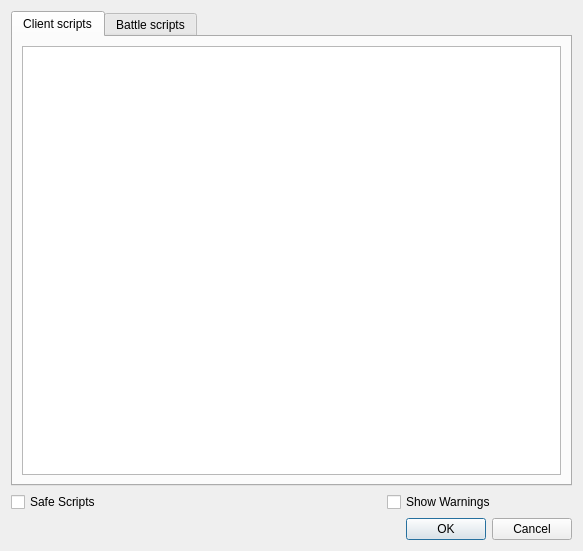
Old version of the form src/client-plugins/ClientScripting/scriptwindow.ui in the repository po-devs/pokemon-online.
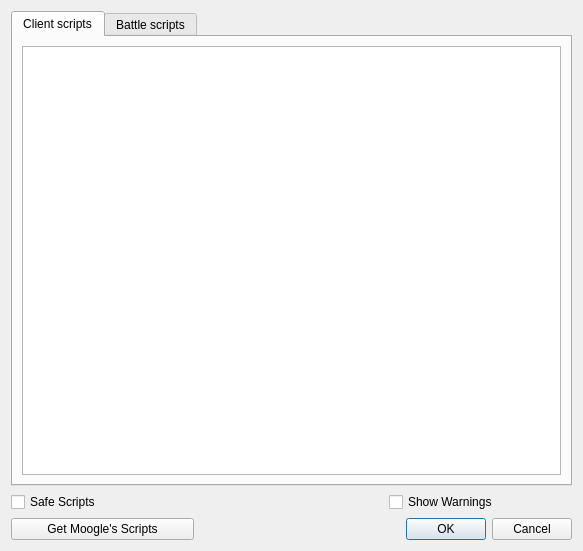
New version of the form.

Commit message: Added option to load moogle's scripts

The edit to the form file:
```diff
--- a/src/client-plugins/ClientScripting/scriptwindow.ui
+++ b/src/client-plugins/ClientScripting/scriptwindow.ui
@@ -31,16 +31,6 @@
      </property>
     </widget>
    </item>
-   <item row="2" column="0" colspan="3">
-    <widget class="QDialogButtonBox" name="buttonBox">
-     <property name="orientation">
-      <enum>Qt::Horizontal</enum>
-     </property>
-     <property name="standardButtons">
-      <set>QDialogButtonBox::Cancel|QDialogButtonBox::Ok</set>
-     </property>
-    </widget>
-   </item>
    <item row="0" column="0" colspan="3">
     <widget class="QTabWidget" name="tabWidget">
      <property name="currentIndex">
@@ -94,6 +84,23 @@
      </widget>
     </widget>
    </item>
+   <item row="2" column="1" colspan="2">
+    <widget class="QDialogButtonBox" name="buttonBox">
+     <property name="orientation">
+      <enum>Qt::Horizontal</enum>
+     </property>
+     <property name="standardButtons">
+      <set>QDialogButtonBox::Cancel|QDialogButtonBox::Ok</set>
+     </property>
+    </widget>
+   </item>
+   <item row="2" column="0">
+    <widget class="QPushButton" name="moogle">
+     <property name="text">
+      <string>Get Moogle's Scripts</string>
+     </property>
+    </widget>
+   </item>
   </layout>
  </widget>
  <tabstops>
```
The commit also changes 5 other files.
